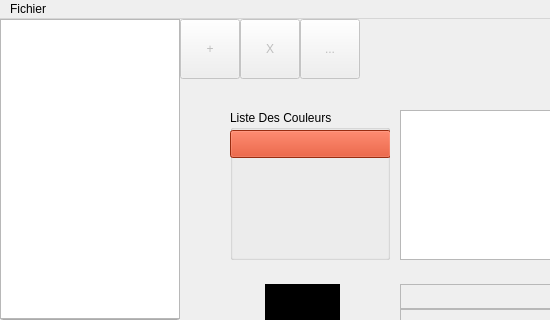
limalayla/PadID_Palette, file mainwindow.ui: the form before one commit; both pictures show x 0 to 550 and y 0 to 320 of the 750 by 403 pixel window.
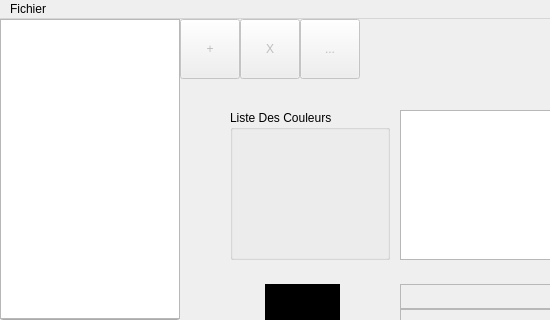
The form after the commit.

Commit message: Gestion des indexs de couleur et de client avec des membres (encore buggé, cf readme)

The edit to the form file:
```diff
--- a/mainwindow.ui
+++ b/mainwindow.ui
@@ -258,22 +258,6 @@
     <property name="title">
      <string>Liste Des Couleurs</string>
     </property>
-    <widget class="QPushButton" name="btn_couleur">
-     <property name="geometry">
-      <rect>
-       <x>0</x>
-       <y>20</y>
-       <width>161</width>
-       <height>28</height>
-      </rect>
-     </property>
-     <property name="styleSheet">
-      <string notr="true">background: rgb(214,61,23)</string>
-     </property>
-     <property name="text">
-      <string/>
-     </property>
-    </widget>
    </widget>
   </widget>
   <widget class="QMenuBar" name="menuBar">
```
The commit also changes 6 other files.
